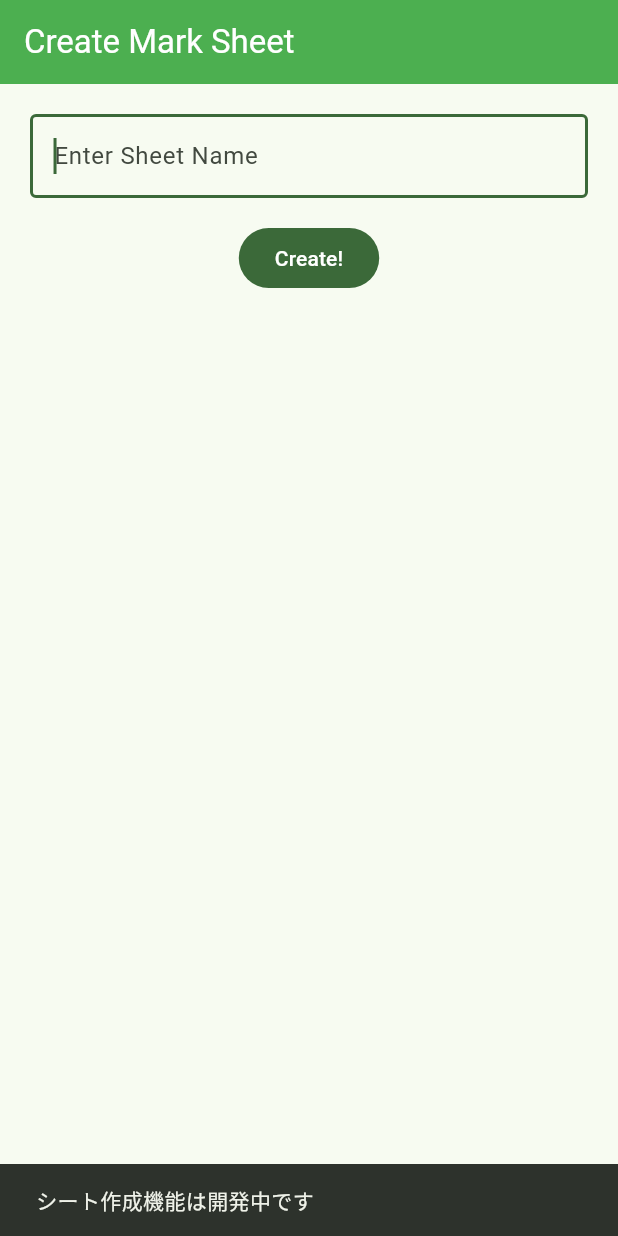
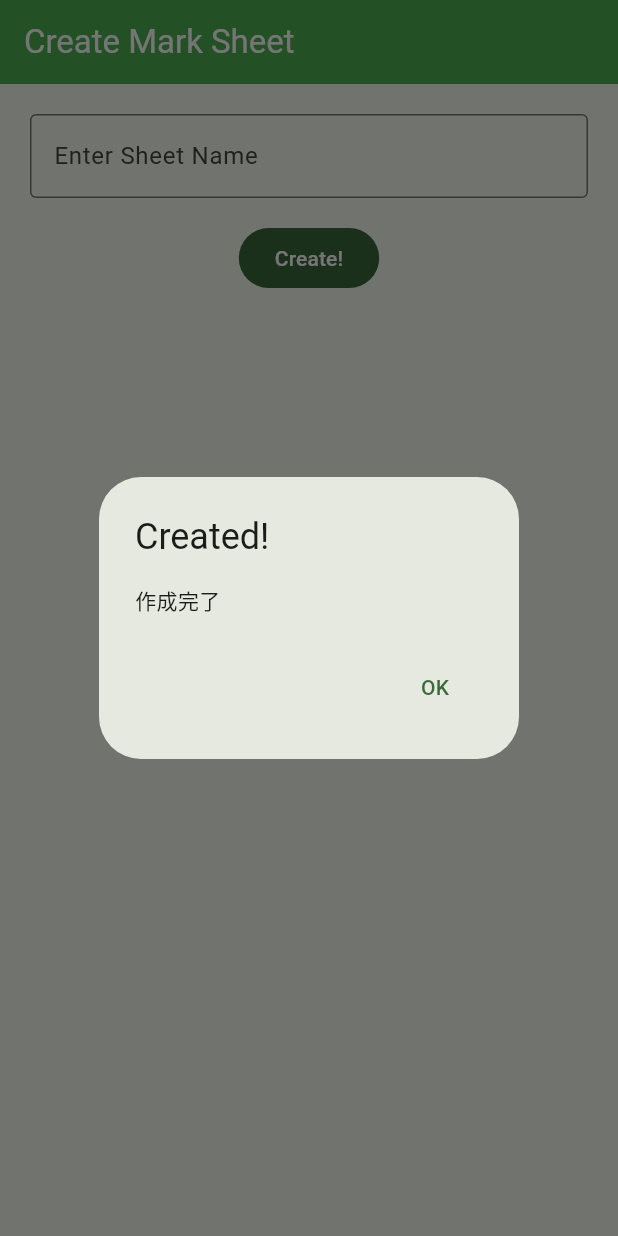
Before and after one commit to ryoga404/2025-app, a Flutter app: the MarkSheetCreateView screen opened by its route, after a tap on "Create!", on a phone screen of 412 x 824 dp. Run offline on Flutter 3.47's test engine with Material 3 defaults, Android fonts, the phone set to English and light mode, and no system bars; our stand-ins replace firebase_auth, firebase_core, flutter_hooks, flutter_riverpod, freezed_annotation, go_router and 3 more; accounts and stored records are empty; generated files the repository leaves out were written again.

Commit message:
mark周り、データベース関連仮実装。テスト済み。

```diff
--- a/apps_prototype/mark_And_Check_2/lib/app/app.dart
+++ b/apps_prototype/mark_And_Check_2/lib/app/app.dart
@@ -9,7 +9,6 @@ class MarkAndCheckApp extends HookConsumerWidget {
 
   @override
   Widget build(BuildContext context, WidgetRef ref) {
-
     return MaterialApp.router(
       // ルーターの設定を取得
       routerConfig: routerConfig,
--- a/apps_prototype/mark_And_Check_2/lib/features/data/model/sheet.dart
+++ b/apps_prototype/mark_And_Check_2/lib/features/data/model/sheet.dart
@@ -4,11 +4,12 @@ part 'sheet.freezed.dart';
 part 'sheet.g.dart';
 
 @freezed
-abstract class Sheet with _$Sheet {
+abstract class Sheet with _$Sheet{
 
   const factory Sheet(
-      String name,
-      int id,
+      int? id,
+      String name
+
       ) = _Sheet;
 
   factory Sheet.fromJson(Map<String, dynamic> json) => _$SheetFromJson(json);
--- a/apps_prototype/mark_And_Check_2/lib/features/mark/view/mark_sheet_create_view.dart
+++ b/apps_prototype/mark_And_Check_2/lib/features/mark/view/mark_sheet_create_view.dart
@@ -1,11 +1,18 @@
+import 'dart:developer' as debug;
+
 import 'package:flutter/cupertino.dart';
 import 'package:flutter/material.dart';
+import 'package:flutter_hooks/flutter_hooks.dart';
+import 'package:hooks_riverpod/hooks_riverpod.dart';
+import 'package:mark_and_check/features/data/model/sheet.dart';
+import 'package:mark_and_check/features/data/repository/local_repository.dart';
 
-class MarkSheetCreateView extends StatelessWidget {
+class MarkSheetCreateView extends HookConsumerWidget {
   const MarkSheetCreateView({super.key});
 
   @override
-  Widget build(BuildContext context) {
+  Widget build(BuildContext context, WidgetRef ref) {
+    final sheetName = useState('');
     return Scaffold(
       appBar: AppBar(title: const Text('Create Mark Sheet')),
       body: Center(
@@ -19,14 +26,27 @@ class MarkSheetCreateView extends StatelessWidget {
                   border: OutlineInputBorder(),
                   hintText: 'Enter Sheet Name',
                 ),
+                onChanged: (str) => sheetName.value = str,
               ),
               const SizedBox(height: 16),
               FilledButton(
                 onPressed: () {
-                  // TODO: シート名を入力してシートを作成する処理
-                  ScaffoldMessenger.of(context).showSnackBar(
-                    const SnackBar(content: Text('シート作成機能は開発中です')),
+                  debug.log("${sheetName.value} inserting");
+                  ref
+                      .read(localRepositoryProvider)
+                      .insertSheets(Sheet(null, sheetName.value));
+                  showDialog(context: context,
+                      builder: (context) {
+                    return AlertDialog(
+                      title: Text("Created!"),
+                      content: Text("作成完了"),
+                      actions: [
+                        TextButton(onPressed: () => Navigator.pop(context), child: Text("OK"))
+                      ]
+                    );
+                      }
                   );
+
                 },
                 child: const Text('Create!'),
               ),
--- a/apps_prototype/mark_And_Check_2/lib/go_router/app_router.dart
+++ b/apps_prototype/mark_And_Check_2/lib/go_router/app_router.dart
@@ -11,4 +11,6 @@ class AppRouter{
 
   static void toCreateMarkSheet(BuildContext context)=>
       context.push(RoutePathName.createMarkSheet);
+  static void toSelectMarkSheet(BuildContext context)=>
+      context.push(RoutePathName.selectMarkSheet);
 }
--- a/apps_prototype/mark_And_Check_2/lib/go_router/route_path_name.dart
+++ b/apps_prototype/mark_And_Check_2/lib/go_router/route_path_name.dart
@@ -2,5 +2,5 @@ class RoutePathName{//それぞれの画面のパス名。
   static const String home = '/';
   static const String markModeSelect = '/mark/mark_mode_select';
   static const String createMarkSheet = '/mark/create_mark_sheet';
-  static const String selectMarkSheet ='/mark/select_mark_sheet';
+  static const String selectMarkSheet='/mark/select_mark_sheet';
 }
--- a/apps_prototype/mark_And_Check_2/lib/go_router/router.dart
+++ b/apps_prototype/mark_And_Check_2/lib/go_router/router.dart
@@ -1,9 +1,11 @@
 import 'package:flutter/material.dart';
 import 'package:go_router/go_router.dart';
+import 'package:mark_and_check/features/mark/view/select_sheet_view.dart';
 import 'package:mark_and_check/go_router/route_path_name.dart';
-import 'package:mark_and_check/home.dart';
 import 'package:mark_and_check/features/mark/view/mark_mode_select_view.dart';
 import 'package:mark_and_check/features/mark/view/mark_sheet_create_view.dart';
+
+import '../features/home/presentation/pages/home_page.dart';
 
 final goRouter = GoRouter(
   // when starting the application
@@ -14,7 +16,7 @@ final goRouter = GoRouter(
       path: RoutePathName.home,
       name: 'initial',
       pageBuilder: (context, state) {
-        return MaterialPage(key: state.pageKey, child: const MyHomePage());
+        return MaterialPage(key: state.pageKey, child: const HomePage());
       },
     ),
     //Mark画面
@@ -36,7 +38,7 @@ final goRouter = GoRouter(
        path: RoutePathName.selectMarkSheet,
        name: "select_mark_sheet",
        pageBuilder: (context, state) {
-         return MaterialPage(key: state.pageKey, child: const MarkSheetCreateView());
+         return MaterialPage(key: state.pageKey, child: const SelectMarkSheetView());
        },
    )
   ],
```
Also changed, not shown: apps_prototype/mark_And_Check_2/lib/features/data/app_database.dart (+34 -22 lines), apps_prototype/mark_And_Check_2/lib/features/data/dao/sheet_dao.dart (+22 -11 lines), apps_prototype/mark_And_Check_2/lib/features/data/repository/local_repository.dart (+17 -10 lines), apps_prototype/mark_And_Check_2/lib/features/home/presentation/pages/home_page.dart (+7 -6 lines), apps_prototype/mark_And_Check_2/lib/features/mark/view/select_sheet_view.dart (+39 -5 lines), apps_prototype/mark_And_Check_2/lib/home.dart (deleted, +0 -37 lines), apps_prototype/mark_And_Check_2/lib/main.dart (+4 -4 lines), apps_prototype/mark_And_Check_2/lib/features/data/model/sheet.freezed.dart (deleted), apps_prototype/mark_And_Check_2/lib/features/data/model/sheet.g.dart (deleted).
